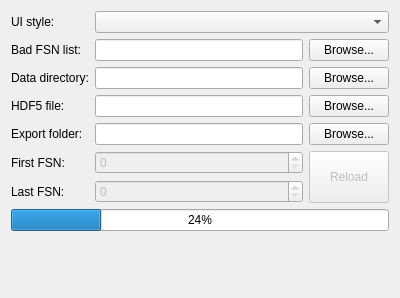
Old version of the form cct/processing/mainwindow/iotool/iotool.ui in the repository awacha/cct.
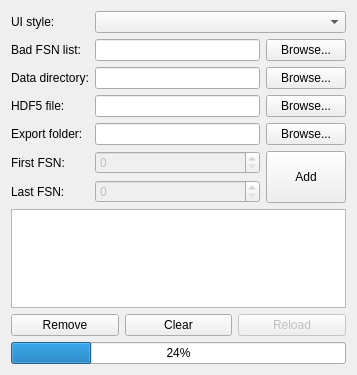
New version of the form. Icons and pictures are not drawn.

Patch:
```diff
--- a/cct/processing/mainwindow/iotool/iotool.ui
+++ b/cct/processing/mainwindow/iotool/iotool.ui
@@ -6,8 +6,8 @@
    <rect>
     <x>0</x>
     <y>0</y>
-    <width>400</width>
-    <height>298</height>
+    <width>357</width>
+    <height>375</height>
    </rect>
   </property>
   <property name="windowTitle">
@@ -61,33 +61,13 @@
      </property>
     </widget>
    </item>
-   <item row="9" column="0" colspan="3">
+   <item row="12" column="0" colspan="3">
     <widget class="QProgressBar" name="ioProgressBar">
      <property name="value">
       <number>24</number>
      </property>
     </widget>
    </item>
-   <item row="7" column="2" rowspan="2">
-    <widget class="QPushButton" name="reloadPushButton">
-     <property name="enabled">
-      <bool>false</bool>
-     </property>
-     <property name="sizePolicy">
-      <sizepolicy hsizetype="Minimum" vsizetype="Minimum">
-       <horstretch>0</horstretch>
-       <verstretch>0</verstretch>
-      </sizepolicy>
-     </property>
-     <property name="text">
-      <string>Reload</string>
-     </property>
-     <property name="icon">
-      <iconset theme="view-refresh">
-       <normaloff>../../../../../../</normaloff>../../../../../../</iconset>
-     </property>
-    </widget>
-   </item>
    <item row="3" column="1">
     <widget class="QLineEdit" name="badFSNListFileNameLineEdit">
      <property name="readOnly">
@@ -247,7 +227,7 @@
      </property>
     </widget>
    </item>
-   <item row="10" column="0" colspan="3">
+   <item row="13" column="0" colspan="3">
     <spacer name="verticalSpacer">
      <property name="orientation">
       <enum>Qt::Vertical</enum>
@@ -260,6 +240,85 @@
      </property>
     </spacer>
    </item>
+   <item row="7" column="2" rowspan="2">
+    <widget class="QPushButton" name="addToListPushButton">
+     <property name="sizePolicy">
+      <sizepolicy hsizetype="Minimum" vsizetype="Preferred">
+       <horstretch>0</horstretch>
+       <verstretch>0</verstretch>
+      </sizepolicy>
+     </property>
+     <property name="text">
+      <string>Add</string>
+     </property>
+     <property name="icon">
+      <iconset theme="list-add"/>
+     </property>
+    </widget>
+   </item>
+   <item row="10" column="0" colspan="3">
+    <layout class="QHBoxLayout" name="horizontalLayout">
+     <item>
+      <widget class="QPushButton" name="removeFromListPushButton">
+       <property name="text">
+        <string>Remove</string>
+       </property>
+       <property name="icon">
+        <iconset theme="list-remove"/>
+       </property>
+      </widget>
+     </item>
+     <item>
+      <widget class="QPushButton" name="clearListPushButton">
+       <property name="text">
+        <string>Clear</string>
+       </property>
+       <property name="icon">
+        <iconset theme="edit-clear-all"/>
+       </property>
+      </widget>
+     </item>
+     <item>
+      <widget class="QPushButton" name="reloadPushButton">
+       <property name="enabled">
+        <bool>false</bool>
+       </property>
+       <property name="sizePolicy">
+        <sizepolicy hsizetype="Minimum" vsizetype="Minimum">
+         <horstretch>0</horstretch>
+         <verstretch>0</verstretch>
+        </sizepolicy>
+       </property>
+       <property name="text">
+        <string>Reload</string>
+       </property>
+       <property name="icon">
+        <iconset theme="view-refresh">
+         <normaloff>../../../../../../</normaloff>../../../../../../</iconset>
+       </property>
+      </widget>
+     </item>
+    </layout>
+   </item>
+   <item row="9" column="0" colspan="3">
+    <widget class="QTreeView" name="fsnListTreeView">
+     <property name="alternatingRowColors">
+      <bool>true</bool>
+     </property>
+     <property name="selectionMode">
+      <enum>QAbstractItemView::ExtendedSelection</enum>
+     </property>
+     <property name="rootIsDecorated">
+      <bool>false</bool>
+     </property>
+     <property name="uniformRowHeights">
+      <bool>true</bool>
+     </property>
+     <property name="itemsExpandable">
+      <bool>false</bool>
+     </property>
+    </widget>
+   </item>
   </layout>
  </widget>
  <tabstops>
```
Left out of the diff: 1 changed line with no effect on the pictures.
